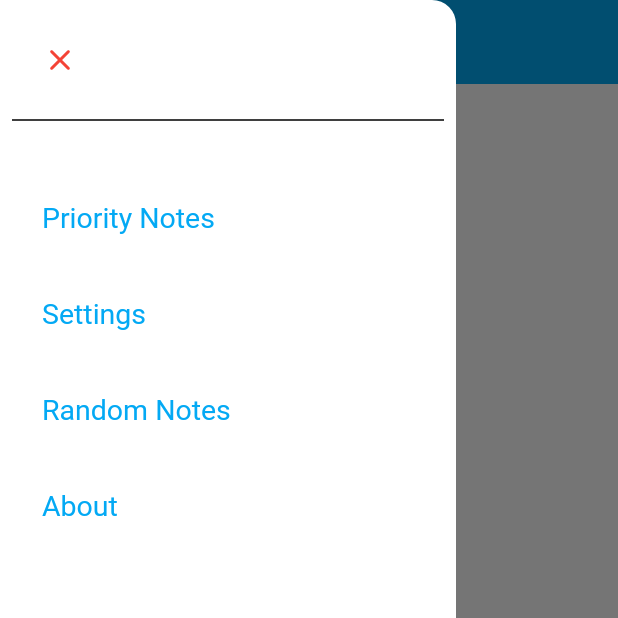
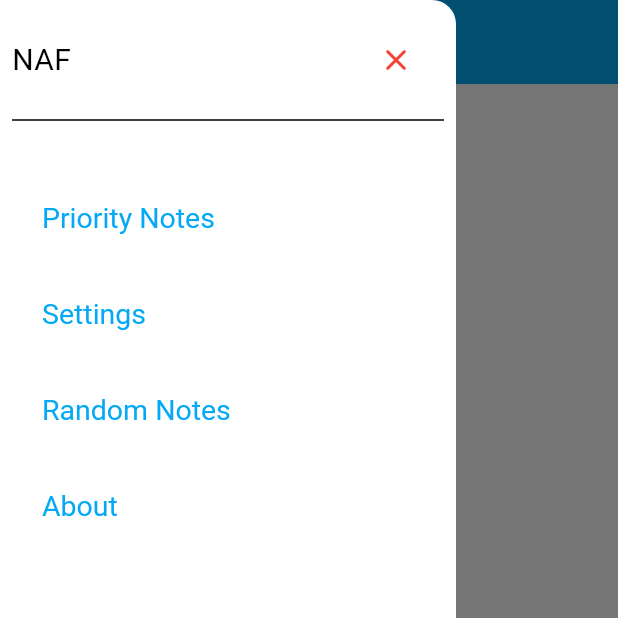
Before and after one commit to hesham04Dev/KAF, a Flutter app: the screen it shows after launch, with the side drawer open, on a phone screen of 412 x 824 dp, the top half of it. Run offline on Flutter 3.47's test engine with Material 2 defaults, Android fonts, the phone set to English and light mode, and no system bars; drawn by our look-alikes of dynamic_color; our stand-ins replace date_format, device_info_plus, file_picker, isar, permission_handler, shared_preferences; accounts and stored records are empty; generated files the repository leaves out were written again; Roboto replaces fonts that are missing (Noto).

Commit message:
new design for the menu

```diff
--- a/lib/screens/FolderPage.dart
+++ b/lib/screens/FolderPage.dart
@@ -1,28 +1,22 @@
 import 'dart:io';
 
 import 'package:flutter/material.dart';
-
 import 'package:note_files/models/FloatingNewFolderNote.dart';
-import 'package:note_files/models/restartAppDialog.dart';
 import 'package:note_files/provider/ListViewProvider.dart';
 import 'package:note_files/requiredData.dart';
 import 'package:note_files/screens/PriorityPage.dart';
 import 'package:note_files/screens/randomNotes.dart';
-import 'package:note_files/screens/searchPage.dart';
 import 'package:note_files/screens/settings.dart';
-import 'package:permission_handler/permission_handler.dart';
 import 'package:provider/provider.dart';
 
+import './homePageBody.dart';
+import '../collection/isarCURD.dart';
 import '../functions/isRtlTextDirection.dart';
-import '../functions/restoreDb.dart';
 import '../models/MyWarningDialog.dart';
 import '../models/drawerItem.dart';
 import '../models/isRtlBackIcon.dart';
-import '../provider/searchProvider.dart';
 import '../screens/AboutPage.dart';
 import '../translations/translations.dart';
-import '../collection/isarCURD.dart';
-import './homePageBody.dart';
 
 class FolderPage extends StatelessWidget {
   final Map<String, String> locale = requiredData.locale;
@@ -69,8 +63,7 @@ class FolderPage extends StatelessWidget {
         textDirection: isRtlTextDirection(requiredData.isRtl!),
         child: Scaffold(
           appBar: AppBar(
-            leading:
-              Builder(
+            leading: Builder(
                 builder: (context) => IconButton(
                       icon: const Icon(
                         Icons.menu_rounded,
@@ -78,8 +71,7 @@ class FolderPage extends StatelessWidget {
                       onPressed: () {
                         return Scaffold.of(context).openDrawer();
                       },
-                  ))
-            ,
+                    )),
             /*leading: folderId == null
                 ? null
                 : IconButton(
@@ -97,7 +89,8 @@ class FolderPage extends StatelessWidget {
             ),
             actions: folderId == null
                 ? null
-                : [IconButton(
+                : [
+                    IconButton(
                       onPressed: () async {
                         //print("parint folder id :$parentFolderId");
                         await context
@@ -106,7 +99,8 @@ class FolderPage extends StatelessWidget {
                         Navigator.pop(context);
                       },
                       icon: IsRtlBackIcon(isRtl: !isRtl),
-            )],/*folderId == null
+                    )
+                  ], /*folderId == null
                 ?
             requiredData.isDbRestored ? [IconButton(onPressed: () {
               /*
@@ -144,10 +138,16 @@ class FolderPage extends StatelessWidget {
           drawer: NavigationDrawer(
             children: [
               Padding(
-                padding: const EdgeInsets.all(8.0),
+                padding: EdgeInsets.all(8.0),
                 child: Column(
                   crossAxisAlignment: CrossAxisAlignment.start,
                   children: [
+                    Row(
+                      mainAxisSize: MainAxisSize.max,
+                      mainAxisAlignment: MainAxisAlignment.spaceBetween,
+                      children: [
+                        Text(locale[TranslationsKeys.title]!,
+                            style: TextStyle(fontSize: 20)),
                         Padding(
                           padding: const EdgeInsets.all(8.0),
                           child: IconButton(
@@ -158,6 +158,8 @@ class FolderPage extends StatelessWidget {
                                 Icons.close_rounded,
                                 color: Colors.red,
                               )),
+                        ),
+                      ],
                     ),
                     const Divider(),
                     const SizedBox(
@@ -180,7 +182,6 @@ class FolderPage extends StatelessWidget {
                     DrawerItem(
                         page: priorityScreen(),
                         text: locale[TranslationsKeys.priorityNotes]!),
-
                     DrawerItem(
                         page: SettingsPage(),
                         text: locale[TranslationsKeys.settings]!),
@@ -195,7 +196,6 @@ class FolderPage extends StatelessWidget {
                           create: (context) => SearchProvider(),
                             child: SearchPage()),
                         text: locale[TranslationsKeys.search]!),*/
-
                   ],
                 ),
               ),
```
Lines whose indentation alone changed are shown as unchanged.
